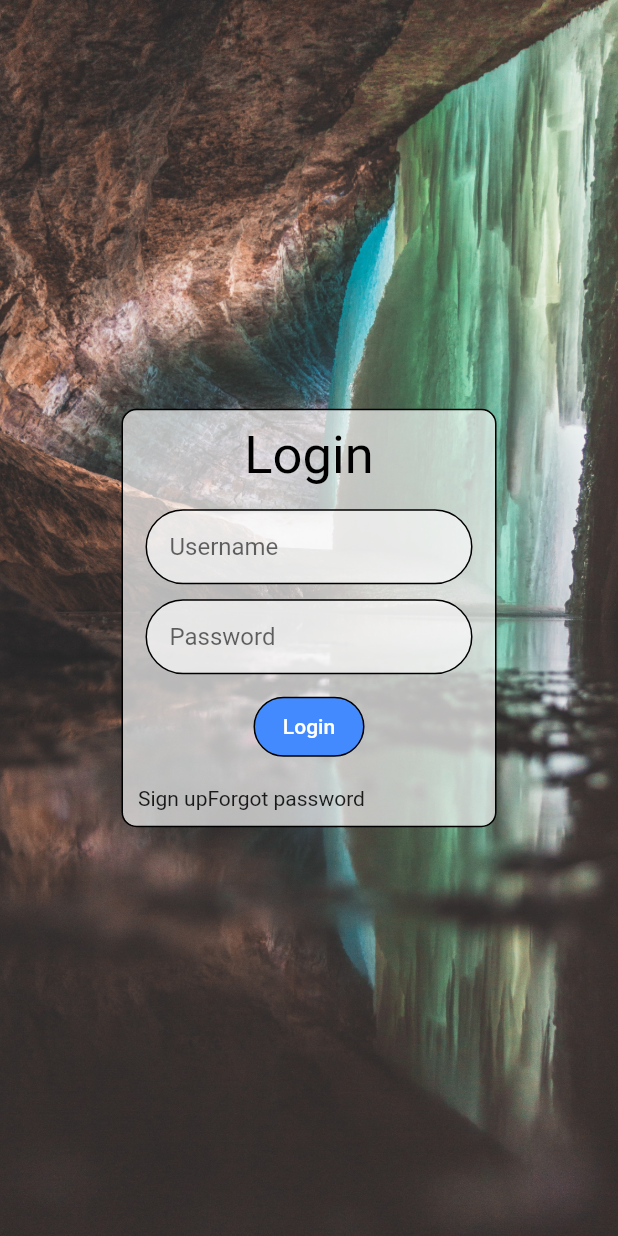
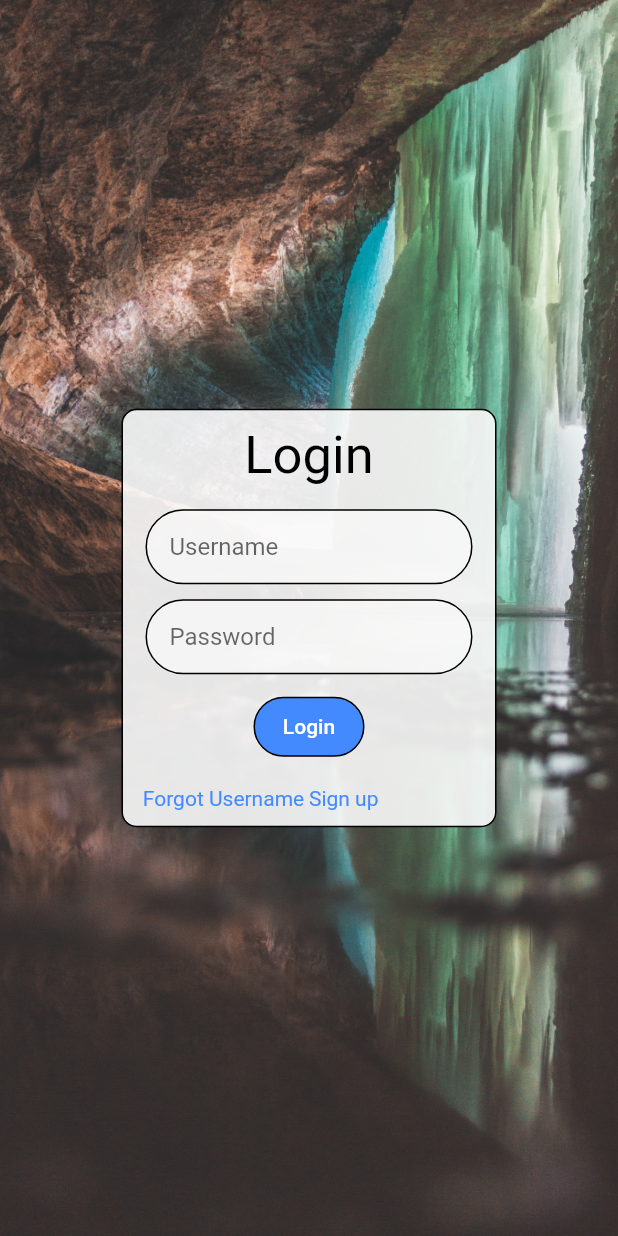
Before and after one commit to Emanuel-Ordonez/Book_Loaning_App, a Flutter app: the screen it shows after launch, on a phone screen of 412 x 824 dp. Run offline on Flutter 3.47's test engine with Material 2 defaults, Android fonts, the light colour scheme and no system bars.

Commit message:
login changes

```diff
--- a/lib/login/login.dart
+++ b/lib/login/login.dart
@@ -38,19 +38,24 @@ class _MyLoginPageState extends State<MyLoginPage> {
           children: [
             Align(
               alignment: Alignment(0, 0),
-            child: Image.asset(
-              'assets/images/loginImage.jpg',
-              width: double.infinity,
-              height: double.infinity,
-              fit: BoxFit.cover,
-            ),
+              child: backgroundImage(),
             ),
             Align(
               alignment: Alignment(0, 0),
               child: loginContainer(),
             ),
           ],
-      )),
+        )
+      ),
+    );
+  }
+
+  Widget backgroundImage() {
+    return Image.asset(
+      'assets/images/loginImage.jpg',
+      width: double.infinity,
+      height: double.infinity,
+      fit: BoxFit.cover,
     );
   }
 
@@ -61,13 +66,24 @@ class _MyLoginPageState extends State<MyLoginPage> {
         border: Border.all(
           color: Colors.black,
         ),
-        color: Color.fromARGB(175, 250, 250, 250),
+        color: Color.fromARGB(230, 250, 250, 250),
         borderRadius: BorderRadius.circular(10),
       ),
       child: Column(
         mainAxisSize: MainAxisSize.min,
         children: [
-          Padding(
+          topLabel(),
+          usernameInput(),
+          passwordInput(),
+          loginButton(),
+          bottomLinks(),
+        ],
+      ),
+    );
+  }
+
+  Widget topLabel() {
+    return Padding(
       padding: const EdgeInsets.all(10.0),
       child: Text(
         'Login',
@@ -76,8 +92,11 @@ class _MyLoginPageState extends State<MyLoginPage> {
           fontSize: 35,
         ),
       ),
-          ),
-          Padding(
+    );
+  }
+
+  Widget usernameInput() {
+    return Padding(
         padding: const EdgeInsets.fromLTRB(15, 5, 15, 5),
         child: Container(
           height: 50,
@@ -95,8 +114,11 @@ class _MyLoginPageState extends State<MyLoginPage> {
               border: InputBorder.none,
             ),
           ),
-              )),
-          Padding(
+        ));
+  }
+
+  Widget passwordInput() {
+    return Padding(
         padding: const EdgeInsets.fromLTRB(15, 5, 15, 5),
         child: Container(
           height: 50,
@@ -114,8 +136,11 @@ class _MyLoginPageState extends State<MyLoginPage> {
               border: InputBorder.none,
             ),
           ),
-              )),
-          Padding(
+        ));
+  }
+
+  Widget loginButton() {
+    return Padding(
         padding: const EdgeInsets.all(10.0),
         child: Container(
           padding: const EdgeInsets.fromLTRB(4, 0, 4, 0),
@@ -134,27 +159,37 @@ class _MyLoginPageState extends State<MyLoginPage> {
               style: TextStyle(color: Colors.white),
             ),
           ),
-              )),
-          Padding(
+        ));
+  }
+
+  Widget bottomLinks() {
+    return Padding(
       padding: const EdgeInsets.all(10.0),
       child: Center(
-                child: Row(
-                  children: [
-                    Text(
+        child: Row(children: [
+          Expanded(
+            child: Center(
+              child: Text(
+                'Forgot Username',
+                style: TextStyle(color: Colors.blueAccent),
+              ),
+            ),
+          ),
+          Expanded(
+            child: Text(
               'Sign up',
+              style: TextStyle(color: Colors.blueAccent),
             ),
-                    Text(
-                      'Forgot password'
           ),
         ]),
-              ),
-            ),
-        ],
       ),
     );
   }
 
   void doSomthing() {
-    Navigator.push(context, MaterialPageRoute(builder: (context) => NavigationPage(title: 'Navigation Page')));
+    Navigator.push(
+        context,
+        MaterialPageRoute(
+            builder: (context) => NavigationPage(title: 'Navigation Page')));
   }
 }
```
Lines whose indentation alone changed are shown as unchanged.
